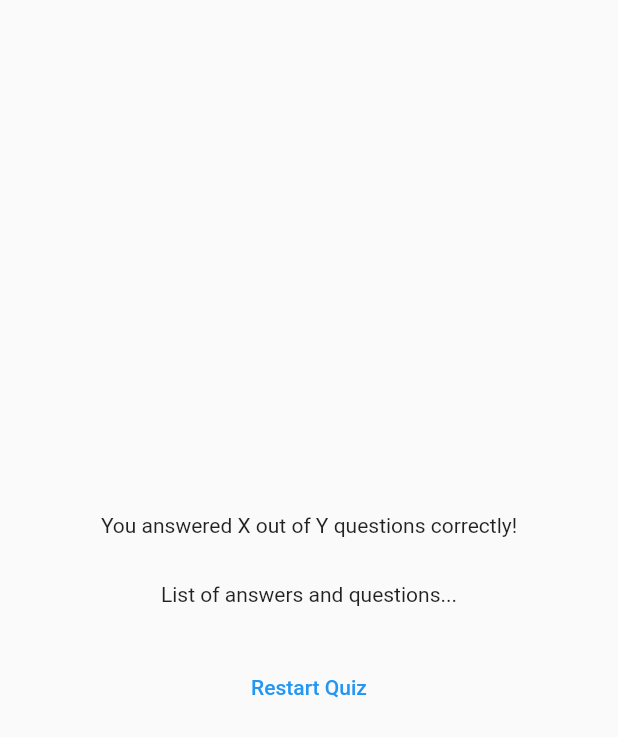
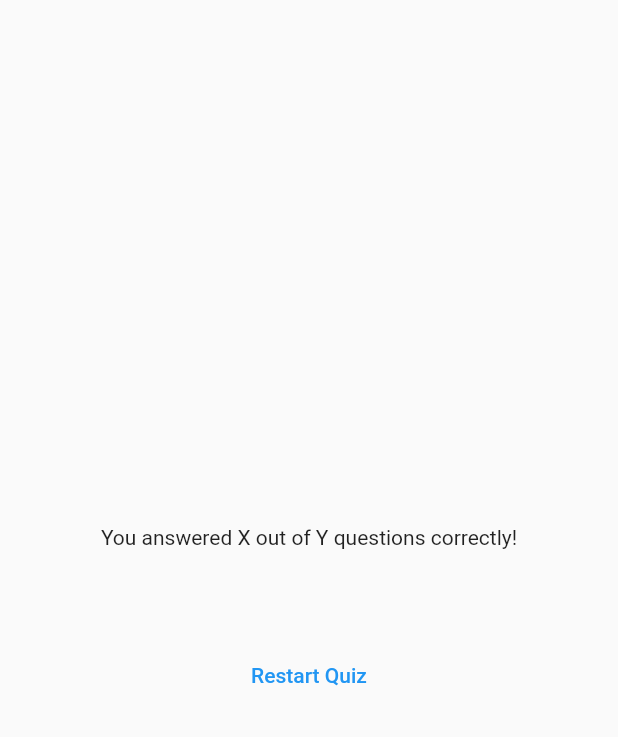
Before and after one commit to itsmartashub/flutter-02-quiz, a Flutter app: the ResultsScreen widget shown alone on an empty page, opened directly with empty values, on a phone screen of 412 x 824 dp. Shown: the top 737 px of the screen. Run offline on Flutter 3.47's test engine with Material 2 defaults, Android fonts, the phone set to English and light mode, and no system bars; our stand-ins replace google_fonts.

```diff
--- a/lib/quiz.dart
+++ b/lib/quiz.dart
@@ -68,7 +68,7 @@ class _QuizState extends State<Quiz> {
     Medjutim, i dalje imamo onaj error na kraju svih pitanja jer nismo resetovali selectedAnswers = [], tj ponovo na praznu listu. Za to treba ipak da uklonimo final iz te promenljive */
     if (selectedAnswers.length == questions.length) {
       setState(() {
-        selectedAnswers = [];
+        // selectedAnswers = []; //! vraticemo posle kad budemo restartovali kviz
         // activeScreen = 'start-screen';
         activeScreen = 'results-screen';
       });
--- a/lib/results_screen.dart
+++ b/lib/results_screen.dart
@@ -1,9 +1,32 @@
 import 'package:flutter/material.dart';
+import 'package:quiz_app/questions_summary.dart';
+import 'package:quiz_app/data/questions.dart';
 
 class ResultsScreen extends StatelessWidget {
   const ResultsScreen({super.key, required this.chosenAnswers});
 
   final List<String> chosenAnswers;
+
+  //? Map<K, V>   |   Map Key Value
+  /* ! Map je, kao i List, generic type, gde specifiramo value naseg Key, i type naseg Value. Dakle imamo jos jedan <>, takoreci nested angulars. Gde cemo za Key da stavimo String, ali za Values cemo imati razlicite types podataka, i Stringove i Numbers, zato najbolje napisati Object, jer su sve vrednosti u Dartu Object, to mu dodje flexible type koji dozvoljava razlicite vvrste vrednosti
+  Umesto ovog, alternativno bismo mogli da kreiramo novu klasu koje bi definsiala kako nas SummaryObject treba da izgleda, i onda bismo mogli da instanciramo nekoliko SummaryObjecta-a ovde (ja to kapiram kao componente sto su u Vue). I to je takodje dobro resenje, ali Max nam je hteo pokazati Map<K,V> i zato radi na ovaj nacin.
+
+  Dakle getSummaryData treba da vrati Listu Map-a, */
+  List<Map<String, Object>> getSummaryData() {
+    final List<Map<String, Object>> summary = [];
+
+    for (var i = 0; i < chosenAnswers.length; i++) {
+      summary.add({
+        // Map se sastoji od Key-Value pairs
+        'question_index': i,
+        'question': questions[i].text,
+        'correct_answer': questions[i].answers[0],
+        'user_answer': chosenAnswers[i]
+      });
+    }
+
+    return summary;
+  }
 
   @override
   Widget build(BuildContext context) {
@@ -16,11 +39,13 @@ class ResultsScreen extends StatelessWidget {
           children: [
             const Text('You answered X out of Y questions correctly!'),
             const SizedBox(height: 30),
-            const Text('List of answers and questions...'),
+
+            // ovde ne saljemo getSummaryData kao naziv vec je pozivamo jer njeno pozivanje vraca listu Map-a
+            QuestionsSummary(getSummaryData()),
             const SizedBox(height: 30),
             TextButton(
               onPressed: () {},
-              child: Text('Restart Quiz'),
+              child: const Text('Restart Quiz'),
             )
           ],
         ),
```
Also changed, not shown: lib/questions_summary.dart (+9 -1 lines).
